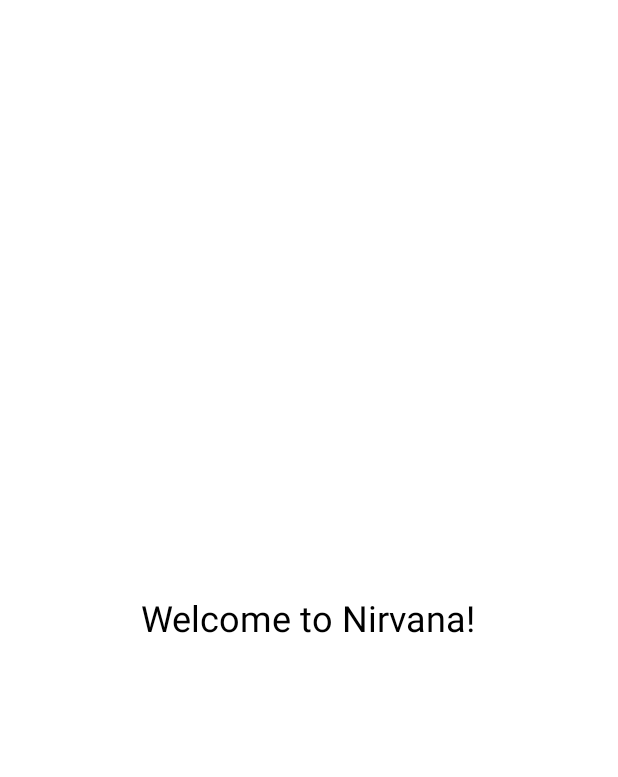
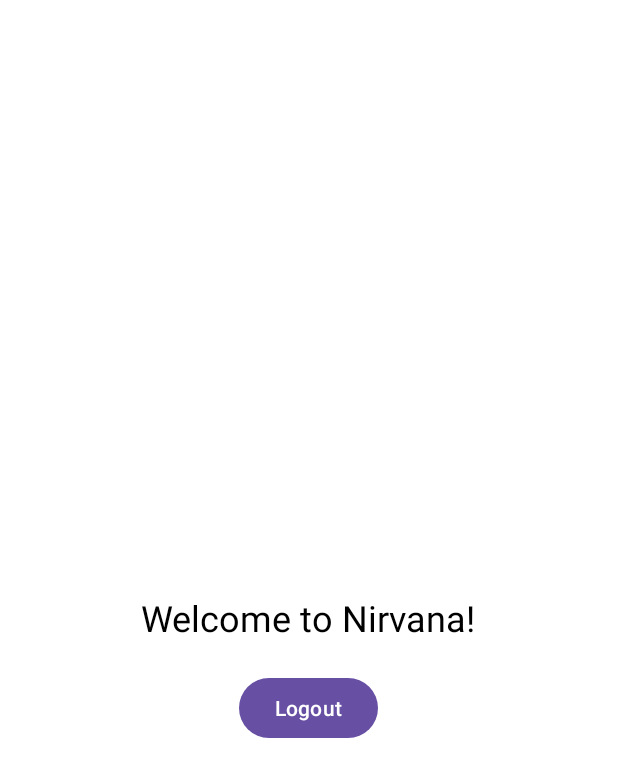
Before and after one commit to Aayush-Chawla/Nirvana-Fitness-App, an Android app: the screen it shows after launch once a user with an empty profile is signed in (MainActivity), on a phone screen of 412 x 824 dp. Shown: the top 777 px of the screen. Run offline under Robolectric (Android 15) with nearby library versions, the phone set to English and light mode, and no system bars; our stand-ins replace Firebase (no records; nobody signed in at launch, a user with empty details on screens opened directly).

Commit message:
Logout button

```diff
--- a/app/src/main/res/layout/activity_main.xml
+++ b/app/src/main/res/layout/activity_main.xml
@@ -13,4 +13,16 @@
         android:textSize="24sp"
         android:textColor="@color/black"
         android:layout_centerInParent="true" />
+
+<!--    Logout button-->
+    <Button
+        android:id="@+id/btnLogout"
+        android:layout_width="wrap_content"
+        android:layout_height="wrap_content"
+        android:text="Logout"
+        android:layout_below="@id/tvWelcome"
+        android:layout_centerHorizontal="true"
+        android:layout_marginTop="20dp"/>
+
+
 </RelativeLayout>
```
